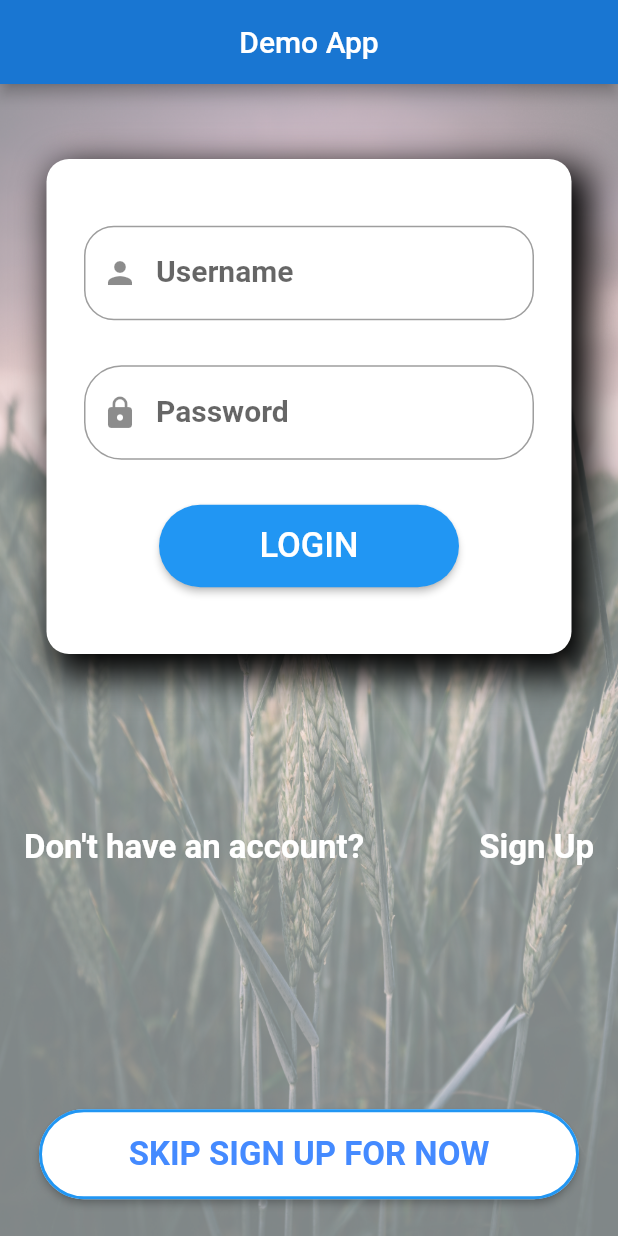
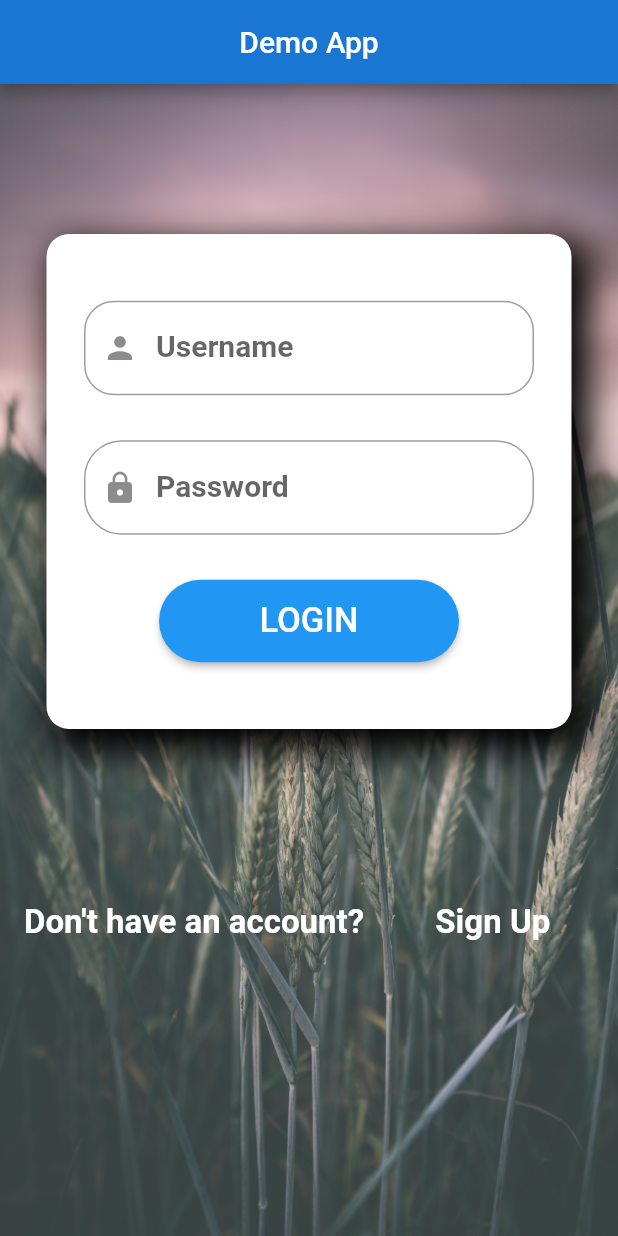
Before and after one commit to MukulGr8/flutter_simple_ui, a Flutter app: the screen it shows after launch, on a phone screen of 412 x 824 dp. Run offline on Flutter 3.47's test engine with Material 2 defaults, Android fonts, the phone set to English and light mode, and no system bars; Roboto replaces fonts that are missing (Poppins).

Commit message:
second commit

```diff
--- a/lib/main.dart
+++ b/lib/main.dart
@@ -29,7 +29,7 @@ class Home extends StatelessWidget {
         children: <Widget>[
           //For image
           Opacity(
-              opacity: 0.5,
+              opacity: 0.8,
               child: new Image.asset(
                 "images/crops.jpg",
                 height: 1200,
@@ -40,8 +40,8 @@ class Home extends StatelessWidget {
 
           //For Userfield and Passwordfield and login button main container
           Container(
-            alignment: FractionalOffset.center,
-            margin: EdgeInsets.fromLTRB(0, 50, 0, 0),
+            alignment: FractionalOffset.topCenter,
+            margin: EdgeInsets.fromLTRB(0, 100, 0, 0),
             decoration: BoxDecoration(
               //for applying shadows to the box
                 boxShadow: [
@@ -56,7 +56,7 @@ class Home extends StatelessWidget {
                   )
                 ],
                 color: Colors.white,
-                borderRadius: new BorderRadius.circular(15.0)),
+                borderRadius: new BorderRadius.circular(15.0),),
             height: 330,
             width: 350,
             child: Padding(
@@ -145,6 +145,11 @@ class Home extends StatelessWidget {
 
 
           //For Sign up button
+
+          Container(
+            padding: EdgeInsets.fromLTRB(0,100,0,0),
+            child:new Row(
+              children: <Widget>[
               Container(
                 alignment: FractionalOffset.centerLeft,
                 margin: EdgeInsets.fromLTRB(0, 250, 0, 0),
@@ -152,36 +157,39 @@ class Home extends StatelessWidget {
                 new Text("Don't have an account? ",style: new TextStyle(fontSize: 22,fontWeight: FontWeight.bold),),textColor: Colors.white,)
             ),
 
-
             //For Sign up button
             Container(
                 alignment: FractionalOffset.centerRight,
-                    margin: EdgeInsets.fromLTRB(0, 250, 0, 0),
+                margin: EdgeInsets.fromLTRB(10, 250, 0, 0),
                 child: new FlatButton(onPressed: (){}, child:
                 new Text("Sign Up",style: new TextStyle(fontSize: 22,fontWeight: FontWeight.bold),),textColor: Colors.white,)
             ),
+              ],
+            ),
+          ),
 
-          //For sign up button
-          Container(
-            alignment: FractionalOffset.center,
-            margin: EdgeInsets.fromLTRB(0, DH-165, 0, 0),
-            child: new ButtonTheme(
-              minWidth: 360.0,
-              height: 50.0,
-              child: new RaisedButton(
-                onPressed: (){},
-                padding: EdgeInsets.all(17.0),
-                shape: new RoundedRectangleBorder(borderRadius: new BorderRadius.circular(30.0),
-                    side: new BorderSide(
-                  color: Colors.blue,
-                  width: 2.0
-                )),
-                textColor: Colors.blueAccent,
-                color: Colors.white,child: new Text("SKIP SIGN UP FOR NOW",style: new TextStyle(
-                fontSize: 22,fontWeight: FontWeight.bold
-              ),),),
-            ),
-          )
+
+//          //For sign up button
+//          Container(
+//            alignment: FractionalOffset.center,
+//            margin: EdgeInsets.fromLTRB(0, DH-165, 0, 0),
+//            child: new ButtonTheme(
+//              minWidth: 360.0,
+//              height: 50.0,
+//              child: new RaisedButton(
+//                onPressed: (){},
+//                padding: EdgeInsets.all(17.0),
+//                shape: new RoundedRectangleBorder(borderRadius: new BorderRadius.circular(30.0),
+//                    side: new BorderSide(
+//                  color: Colors.blue,
+//                  width: 2.0
+//                )),
+//                textColor: Colors.blueAccent,
+//                color: Colors.white,child: new Text("SKIP SIGN UP FOR NOW",style: new TextStyle(
+//                fontSize: 22,fontWeight: FontWeight.bold
+//              ),),),
+//            ),
+//          )
 
 
         ],
```
Lines whose indentation alone changed are shown as unchanged.
